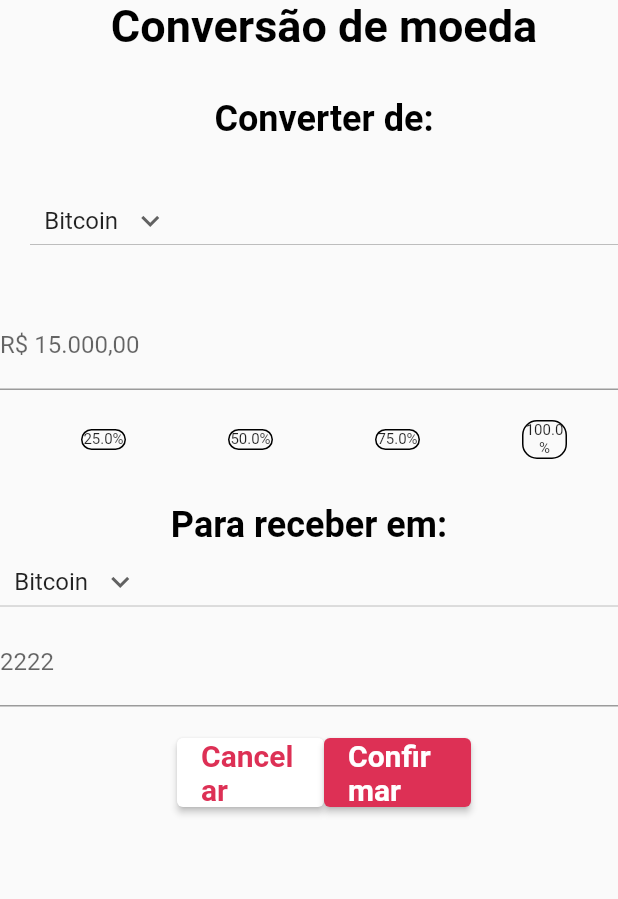
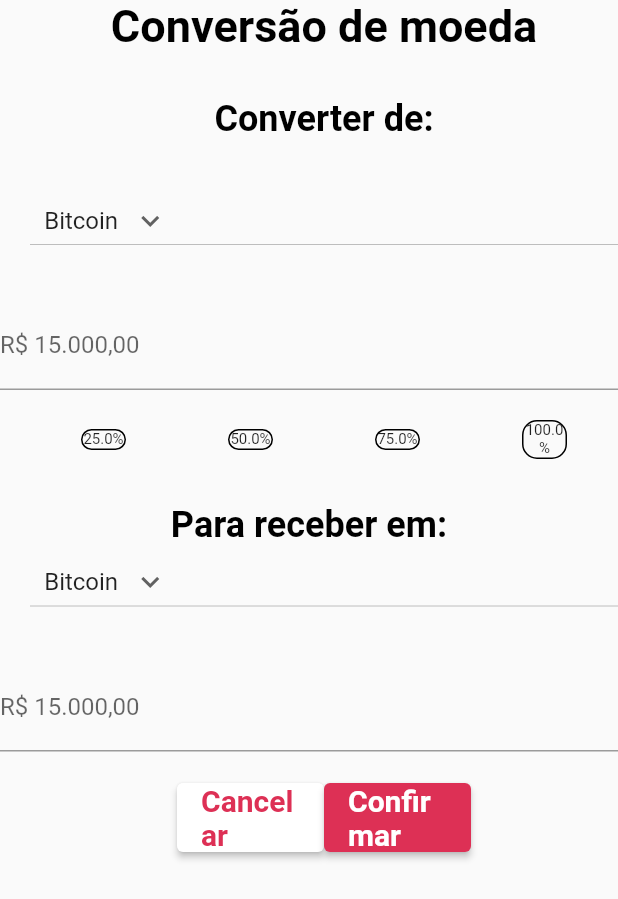
Before and after one commit to BrunoSabadini/WorkTestProject, a Flutter app: the CoinsConversionWidget screen opened by its route, after a tap on an icon or button, on a phone screen of 412 x 824 dp. Shown: the top 899 px of the screen. Run offline on Flutter 3.47's test engine with Material 2 defaults, Android fonts, the phone set to English and light mode, and no system bars; our stand-ins replace syncfusion_flutter_charts; missing offline and left inert: dart:js.

```diff
--- a/lib/Models/CoinConversion.dart
+++ b/lib/Models/CoinConversion.dart
@@ -12,11 +12,12 @@ class CoinsConversionWidget extends StatefulWidget {
 class CoinsConversionState extends State<CoinsConversionWidget> {
   String selectWichCoinConvert = 'Bitcoin';
   String selectToWichCoinConvert = 'Bitcoin';
-  dynamic conversionFieldAmount = TextEditingController();
-  dynamic convertedFieldAmount = TextEditingController();
-  double coinAmountToReturnAccordingToPercentage = 0;
+  String conversionFieldAmount = "";
+  String convertedFieldAmount = "";
+  double receiveCoinAmountAccordingToPercentage = 0;
   String textToConversionField = "Montante a ser convertido";
   String textToConvertedField = "Montante após conversão";
+  int myIntVar = 0;
 
   var items = [
     'Bitcoin',
@@ -33,6 +34,7 @@ class CoinsConversionState extends State<CoinsConversionWidget> {
   double convertCoin() {
     double currentValueConvertedCoin = 0;
     double currentValueConvertedToCoin = 0;
+    double resultAfterConversion = 0;
 
     if (selectWichCoinConvert == 'Bitcoin') {
       currentValueConvertedCoin =
@@ -64,14 +66,17 @@ class CoinsConversionState extends State<CoinsConversionWidget> {
           Provider.of<StateController>(context, listen: false)
               .litecoinCurrentValue;
     }
-    return (currentValueConvertedCoin / currentValueConvertedToCoin) *
-        conversionFieldAmount;
+    resultAfterConversion =
+        (currentValueConvertedCoin / currentValueConvertedToCoin) *
+            receiveCoinAmountAccordingToPercentage;
+
+    return resultAfterConversion;
   }
 
   Widget conversionField(
-      dynamic recieveFieldValues, String staticConversionFieldText) {
+      String recieveFieldValues, String staticConversionFieldText) {
     return TextFormField(
-      controller: recieveFieldValues,
+      controller: TextEditingController(text: recieveFieldValues),
       keyboardType: TextInputType.number,
       decoration: InputDecoration(
         border: const UnderlineInputBorder(),
@@ -92,18 +97,18 @@ class CoinsConversionState extends State<CoinsConversionWidget> {
                     onTap: () {
                       Provider.of<StateController>(context, listen: false)
                           .percentageToConvert = percentage;
+                      receiveCoinAmountAccordingToPercentage =
                           Provider.of<StateController>(context, listen: false)
-                          .coinAmountConversion();
-                      coinAmountToReturnAccordingToPercentage =
-                          Provider.of<StateController>(context, listen: false)
-                              .coinAmountConversion();
-                      textToConvertedField = "2222";
+                              .coinAmountConversionAccordingToPercentage();
                       setState(() {
                         textToConversionField =
                             Provider.of<StateController>(context, listen: false)
                                 .numberFormatConversion(
-                                    coinAmountToReturnAccordingToPercentage);
+                                    receiveCoinAmountAccordingToPercentage);
                       });
+                      textToConvertedField =
+                          Provider.of<StateController>(context, listen: false)
+                              .numberFormatConversion(convertCoin());
                     },
                     child: Container(
                         child: Text(
@@ -127,24 +132,24 @@ class CoinsConversionState extends State<CoinsConversionWidget> {
             color: Colors.black));
   }
 
-  Widget dropdownButton(String text, {double fontsize = 24}) {
-    return DropdownButton(
-      alignment: Alignment.center,
-      value: selectWichCoinConvert,
-      icon: const Icon(Icons.keyboard_arrow_down),
-      items: items.map((String items) {
-        return DropdownMenuItem(
-          value: items,
-          child: Text(items),
-        );
-      }).toList(),
-      onChanged: (String? newValue) {
-        setState(() {
-          selectWichCoinConvert = newValue!;
-        });
-      },
-    );
-  }
+  // Widget dropdownButton(String text, {double fontsize = 24}) {
+  //   return DropdownButton(
+  //     alignment: Alignment.center,
+  //     value: selectWichCoinConvert,
+  //     icon: const Icon(Icons.keyboard_arrow_down),
+  //     items: items.map((String items) {
+  //       return DropdownMenuItem(
+  //         value: items,
+  //         child: Text(items),
+  //       );
+  //     }).toList(),
+  //     onChanged: (String? newValue) {
+  //       setState(() {
+  //         selectWichCoinConvert = newValue!;
+  //       });
+  //     },
+  //   );
+  // }
 
   @override
   Widget build(BuildContext context) {
@@ -184,7 +189,9 @@ class CoinsConversionState extends State<CoinsConversionWidget> {
             Expanded(child: percetageToConvertCoin(100))
           ])),
       textTitles("Para receber em:"),
-      DropdownButton(
+      Padding(
+          padding: const EdgeInsets.fromLTRB(20, 0, 0, 30),
+          child: DropdownButton(
             alignment: Alignment.center,
             value: selectToWichCoinConvert,
             icon: const Icon(Icons.keyboard_arrow_down),
@@ -199,7 +206,7 @@ class CoinsConversionState extends State<CoinsConversionWidget> {
                 selectToWichCoinConvert = newValue!;
               });
             },
-      ),
+          )),
       conversionField(convertedFieldAmount, textToConvertedField),
       Padding(
         padding: const EdgeInsets.fromLTRB(20, 20, 0, 30),
--- a/lib/StateController.dart
+++ b/lib/StateController.dart
@@ -61,7 +61,7 @@ class StateController with ChangeNotifier {
     }
   }
 
-  double coinAmountConversion() {
+  double coinAmountConversionAccordingToPercentage() {
     if (percentageToConvert == 25) {
       return wichCoinConvert() * 0.25;
     }
```
Lines whose indentation alone changed are shown as unchanged.
